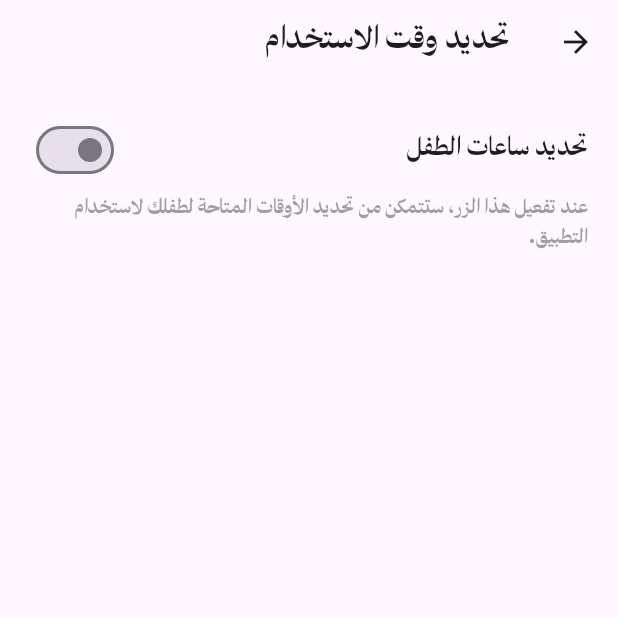
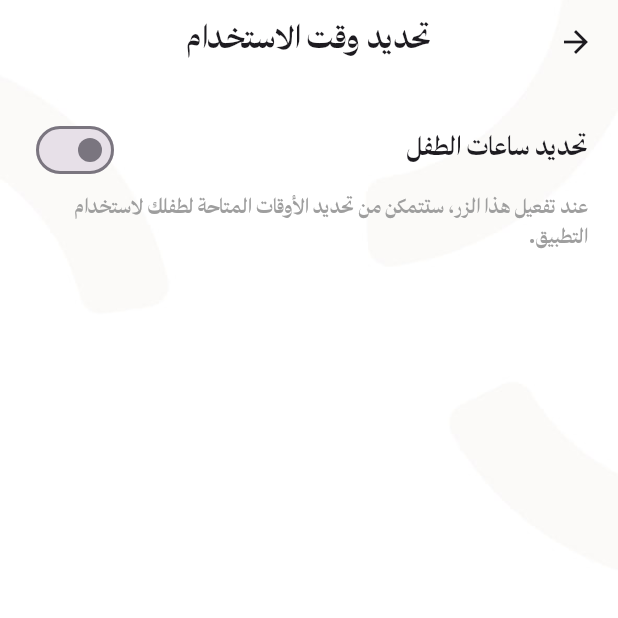
Before and after one commit to AnnoudM/MANHAL, a Flutter app: the ScreenLimitView screen opened directly with empty values, on a phone screen of 412 x 824 dp, the top half of it. Run offline on Flutter 3.47's test engine with Material 3 defaults, Android fonts, the phone set to English and light mode, and no system bars; our stand-ins replace audioplayers, camera, chewie, cloud_firestore, firebase_auth, firebase_core and 5 more; accounts and stored records are empty; network calls fail; statements that could not run were skipped.

Commit message:
edit save button and screen limit ui

```diff
--- a/lib/view/EthicalVideoView.dart
+++ b/lib/view/EthicalVideoView.dart
@@ -73,7 +73,7 @@ class _EthicalVideoViewState extends State<EthicalVideoView> {
                   ),
                 ),
                 child: const Text("حسناً",
-                  style: TextStyle(fontSize: 16, fontWeight: FontWeight.bold, fontFamily: 'BLabeloo'),
+                  style: TextStyle(color: Colors.white, fontWeight: FontWeight.bold, fontFamily: 'BLabeloo'),
                 ),
               ),
             ],
--- a/lib/view/ScreenLimitView.dart
+++ b/lib/view/ScreenLimitView.dart
@@ -138,8 +138,26 @@ class _ScreenLimitViewState extends State<ScreenLimitView> {
   @override
   Widget build(BuildContext context) {
     return Scaffold(
-      appBar: AppBar(title: Text("تحديد وقت الاستخدام", style: TextStyle(fontFamily: "alfont"))),
-      body: Padding(
+      extendBodyBehindAppBar: true,  // يجعل خلفية الـ AppBar تمتد خلف المحتوى
+      appBar: AppBar(
+
+          title: Text("تحديد وقت الاستخدام", style: TextStyle(fontFamily: "alfont")),
+        centerTitle: true,
+        backgroundColor: Colors.transparent,  // خلفية شفافة للـ AppBar
+        elevation: 0,  // لإزالة الظل الذي يظهر تحت الـ AppBar
+      ),
+      body: Stack(
+        children: [
+          // صورة الخلفية التي تغطي كامل الصفحة
+          Positioned.fill(
+            child: Image.asset(
+              'assets/images/BackGroundManhal.jpg',
+              fit: BoxFit.cover,  // يجعل الصورة تغطي كامل الشاشة
+            ),
+          ),
+          // المحتوى الذي سيتم عرضه فوق الصورة
+          SafeArea(  // استخدام SafeArea لتجنب التداخل مع الـ AppBar
+            child: Padding(
               padding: const EdgeInsets.all(20.0),
               child: Column(
                 crossAxisAlignment: CrossAxisAlignment.center,
@@ -149,7 +167,11 @@ class _ScreenLimitViewState extends State<ScreenLimitView> {
                     children: [
                       Text(
                         "تحديد ساعات الطفل",
-                  style: TextStyle(fontSize: 18, fontWeight: FontWeight.bold, fontFamily: "alfont"),
+                        style: TextStyle(
+                          fontSize: 18,
+                          fontWeight: FontWeight.bold,
+                          fontFamily: "alfont",
+                        ),
                       ),
                       Switch(
                         value: isLimitEnabled,
@@ -188,9 +210,9 @@ class _ScreenLimitViewState extends State<ScreenLimitView> {
                                 .map((time) => DropdownMenuItem(
                                       value: time,
                                       child: Container(
-              padding: EdgeInsets.symmetric(vertical: 10), // ✅ مسافة داخلية لكل خيار
+                                        padding: EdgeInsets.symmetric(vertical: 10),
                                         decoration: BoxDecoration(
-                border: Border(bottom: BorderSide(color: Colors.grey.shade300)), // ✅ خط بين كل خيار
+                                          border: Border(bottom: BorderSide(color: Colors.grey.shade300)),
                                         ),
                                         child: Center(child: Text(time, style: TextStyle(fontFamily: "alfont"))),
                                       ),
@@ -203,7 +225,6 @@ class _ScreenLimitViewState extends State<ScreenLimitView> {
                             },
                           ),
                         ),
-
                         SizedBox(height: 20),
                         Container(
                           decoration: BoxDecoration(
@@ -218,9 +239,9 @@ SizedBox(height: 20),
                                 .map((time) => DropdownMenuItem(
                                       value: time,
                                       child: Container(
-              padding: EdgeInsets.symmetric(vertical: 10), // ✅ مسافة داخلية لكل خيار
+                                        padding: EdgeInsets.symmetric(vertical: 10),
                                         decoration: BoxDecoration(
-                border: Border(bottom: BorderSide(color: Colors.grey.shade300)), // ✅ خط بين كل خيار
+                                          border: Border(bottom: BorderSide(color: Colors.grey.shade300)),
                                         ),
                                         child: Center(child: Text(time, style: TextStyle(fontFamily: "alfont"))),
                                       ),
@@ -245,7 +266,7 @@ SizedBox(height: 20),
                                 borderRadius: BorderRadius.circular(10),
                               ),
                             ),
-                      child: Text("حفظ", style: TextStyle(fontSize: 18, fontFamily: "alfont")),
+                            child: Text("حفظ", style: TextStyle(color: Colors.white, fontFamily: "alfont")),
                           ),
                         ),
                       ],
@@ -253,6 +274,9 @@ SizedBox(height: 20),
                 ],
               ),
             ),
+          ),
+        ],
+      ),
     );
   }
 }
```
Also changed, not shown: pubspec.lock, 4 other files. Lines whose indentation alone changed are shown as unchanged.
